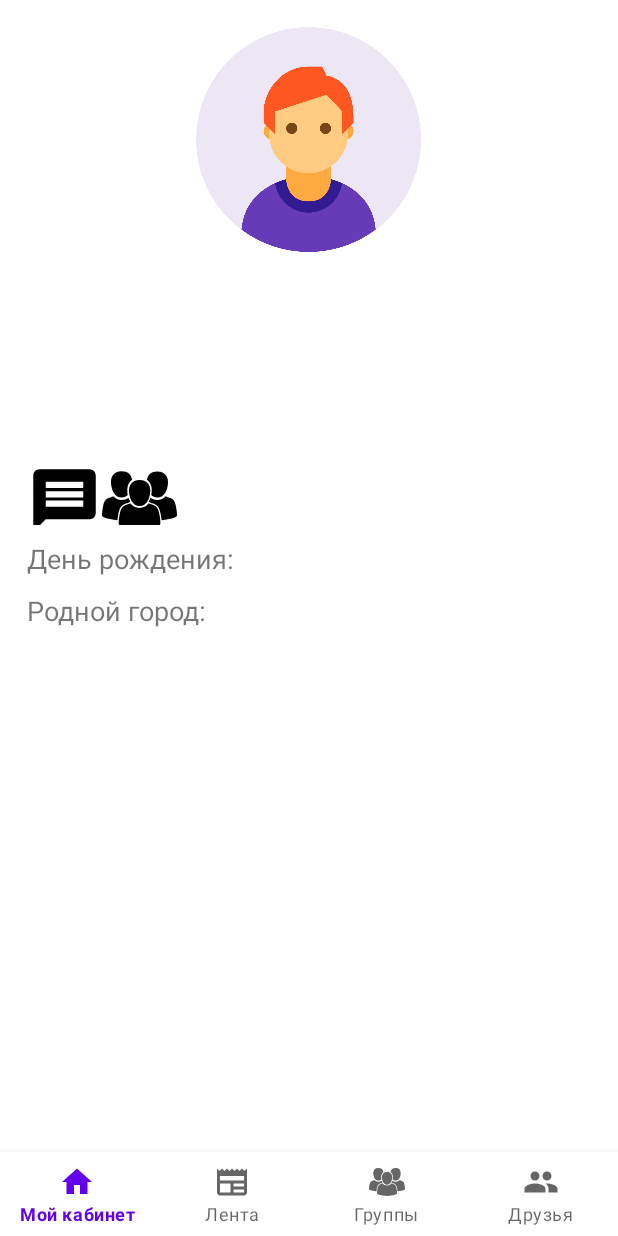
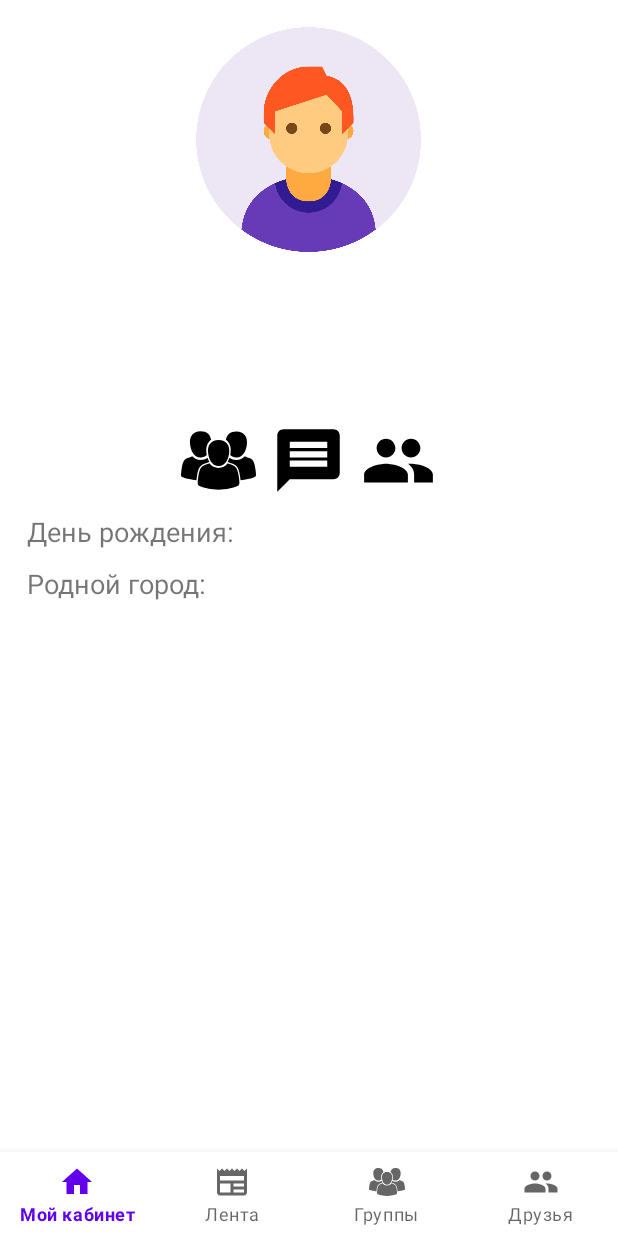
Before and after one commit to Ka-ra-siK/VKApi, an Android app: the fragment FriendsAccountFragment placed in its activity, on a phone screen of 412 x 824 dp. Run offline under Robolectric (Android 15) with nearby library versions, the phone set to English and light mode, and no system bars; 5 statements that could not run were skipped.

Commit message:
add list of friend's friends

```diff
--- a/app/src/main/res/layout/fragment_friends_account.xml
+++ b/app/src/main/res/layout/fragment_friends_account.xml
@@ -76,22 +76,30 @@
         android:layout_marginLeft="18dp"
         android:layout_marginTop="18dp"
         android:layout_marginRight="18dp"
+        android:gravity="center"
         android:orientation="horizontal">
-
-        <ImageView
-            android:layout_width="50dp"
-            android:layout_height="50dp"
-            android:layout_gravity="center"
-            android:layout_marginTop="18dp"
-            android:src="@drawable/ic_baseline_message_24" />
 
         <ImageView
             android:id="@+id/groups_img"
             android:layout_width="50dp"
             android:layout_height="50dp"
             android:layout_gravity="center"
-            android:layout_marginTop="18dp"
+            android:layout_marginRight="10dp"
             android:src="@drawable/user_groups" />
+
+        <ImageView
+            android:layout_width="50dp"
+            android:layout_height="50dp"
+            android:layout_gravity="center"
+            android:layout_marginRight="10dp"
+            android:src="@drawable/ic_baseline_message_24" />
+
+        <ImageView
+            android:id="@+id/friends_img"
+            android:layout_width="50dp"
+            android:layout_height="50dp"
+            android:layout_gravity="center"
+            android:src="@drawable/ic_baseline_group_24" />
 
     </LinearLayout>
 
```
Also changed, not shown: app/src/main/java/ru/eltex/fragments/FriendsAccountFragment.java (+16 -0 lines), app/src/main/java/ru/eltex/fragments/FriendsFragment.java (+11 -1 lines).
